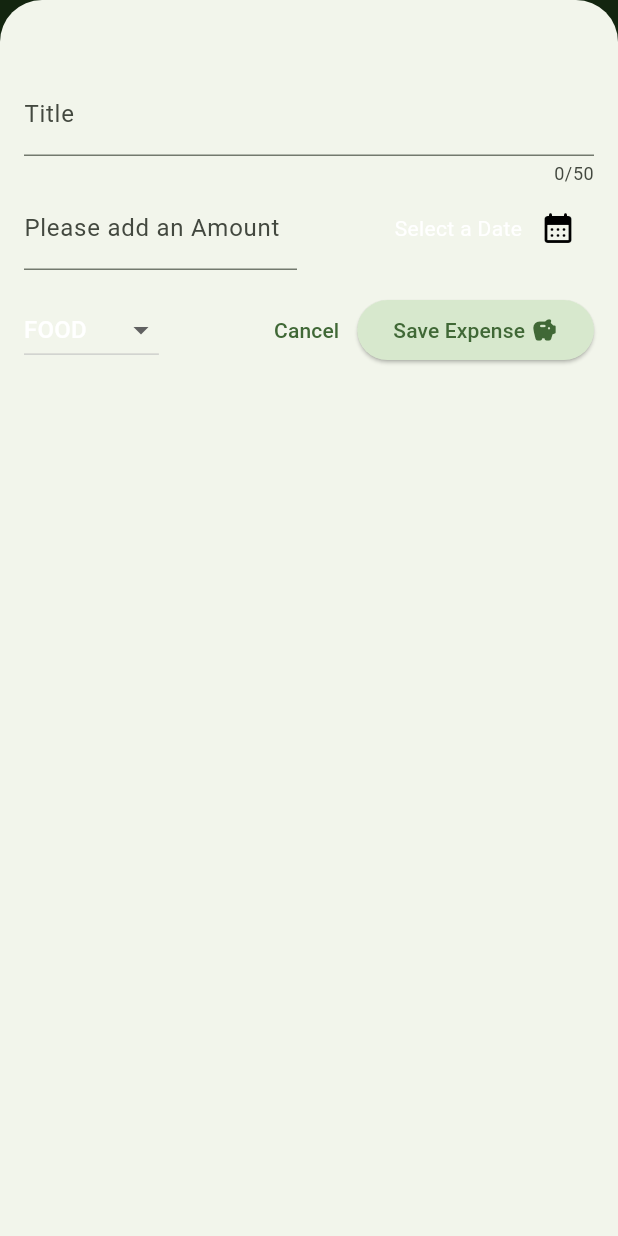
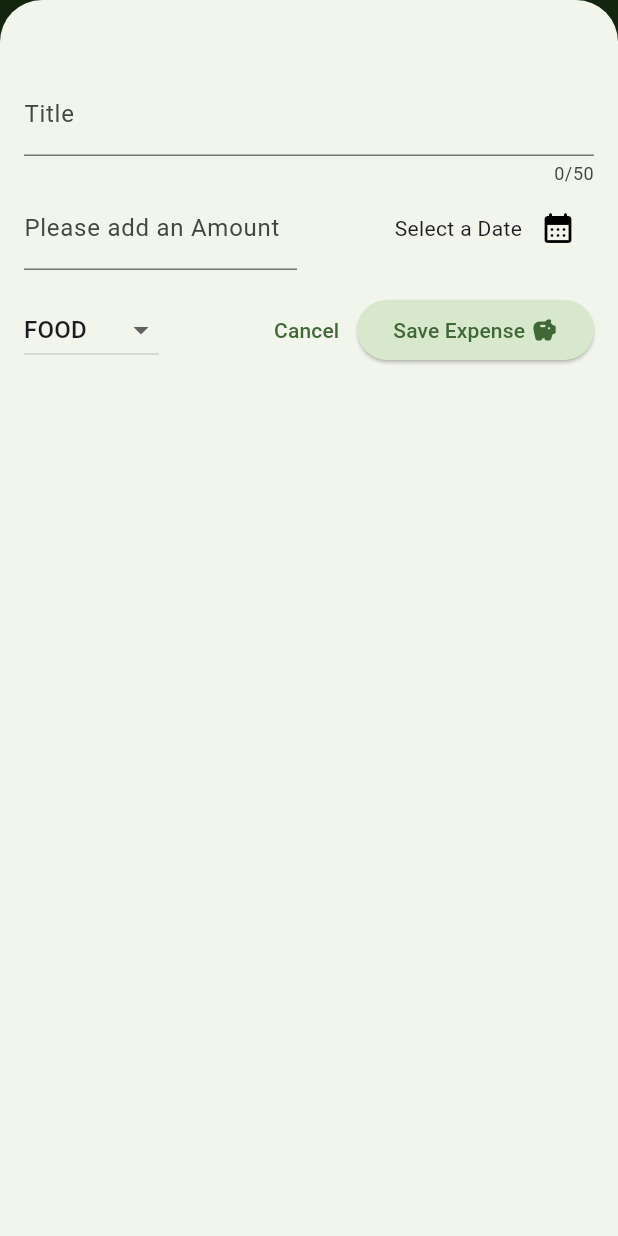
Before and after one commit to 7odsa/Expense_Tracker_App, a Flutter app: the screen it shows after launch, after a tap on the "add" icon, on a phone screen of 412 x 824 dp. Run offline on Flutter 3.47's test engine with Material 3 defaults, Android fonts, the phone set to English and light mode, and no system bars.

Commit message:
Adding chart folder and init files

```diff
--- a/lib/main.dart
+++ b/lib/main.dart
@@ -4,18 +4,53 @@ import 'package:flutter/material.dart';
 var kColorScheme = ColorScheme.fromSeed(
   seedColor: const Color.fromARGB(255, 8, 238, 0),
 );
+var kDarkColorScheme = ColorScheme.fromSeed(
+  brightness: Brightness.dark,
+  seedColor: Color.fromARGB(255, 3, 85, 0),
+);
+
 void main() {
   runApp(
     MaterialApp(
+      darkTheme: ThemeData.dark().copyWith(
+        colorScheme: kDarkColorScheme,
+        dropdownMenuTheme: DropdownMenuThemeData().copyWith(
+          textStyle: TextStyle(color: kColorScheme.primaryContainer),
+        ),
+        cardTheme: CardTheme().copyWith(
+          color: kDarkColorScheme.secondaryContainer,
+          margin: EdgeInsets.symmetric(vertical: 8, horizontal: 16),
+        ),
+        appBarTheme: const AppBarTheme().copyWith(
+          backgroundColor: kDarkColorScheme.onPrimaryContainer,
+          foregroundColor: kDarkColorScheme.primaryContainer,
+        ),
+        iconTheme: const IconThemeData().copyWith(
+          // color:
+        ),
+        elevatedButtonTheme: ElevatedButtonThemeData(
+          style: ElevatedButton.styleFrom(
+            backgroundColor: kDarkColorScheme.primaryContainer,
+            foregroundColor: kDarkColorScheme.onPrimaryContainer,
+          ),
+        ),
+        textTheme: ThemeData().textTheme.copyWith(
+          titleLarge: ThemeData().textTheme.titleLarge?.copyWith(
+            color: kDarkColorScheme.onSecondaryContainer,
+            fontSize: 16,
+            fontWeight: FontWeight.bold,
+          ),
+        ),
+      ),
       theme: ThemeData().copyWith(
+        colorScheme: kColorScheme,
         dropdownMenuTheme: DropdownMenuThemeData().copyWith(
           textStyle: TextStyle(color: kColorScheme.primaryContainer),
         ),
         cardTheme: CardTheme().copyWith(
           color: kColorScheme.secondaryContainer,
-          margin: EdgeInsets.symmetric(vertical: 8),
+          margin: EdgeInsets.symmetric(vertical: 8, horizontal: 16),
         ),
-        colorScheme: kColorScheme,
         appBarTheme: const AppBarTheme().copyWith(
           backgroundColor: kColorScheme.onPrimaryContainer,
           foregroundColor: kColorScheme.primaryContainer,
@@ -28,10 +63,15 @@ void main() {
             backgroundColor: kColorScheme.secondaryContainer,
           ),
         ),
-        textTheme: TextTheme().copyWith(
-          titleLarge: TextStyle(fontSize: 15, fontWeight: FontWeight.bold),
+        textTheme: ThemeData().textTheme.copyWith(
+          titleLarge: ThemeData().textTheme.titleLarge?.copyWith(
+            color: kColorScheme.onSecondaryContainer,
+            fontSize: 16,
+            fontWeight: FontWeight.bold,
+          ),
         ),
       ),
+      // themeMode: ThemeMode.system,
       home: Expenses(),
     ),
   );
--- a/lib/widgets/expanses_list/expanses_list.dart
+++ b/lib/widgets/expanses_list/expanses_list.dart
@@ -15,10 +15,13 @@ class ExpansesList extends StatelessWidget {
   @override
   Widget build(BuildContext context) {
     return ListView.builder(
-      padding: EdgeInsets.all(8),
       itemCount: expenses.length,
       itemBuilder:
           (ctx, index) => Dismissible(
+            background: Container(
+              margin: Theme.of(context).cardTheme.margin,
+              color: Theme.of(context).colorScheme.error,
+            ),
             key: ValueKey(expenses[index]),
             child: ExpanseItem(expense: expenses[index]),
             onDismissed: (direction) {
```
Also changed, not shown: lib/models/expense.dart (+19 -0 lines), lib/widgets/chart/chart.dart (added), lib/widgets/chart/chart_bar.dart (added).
